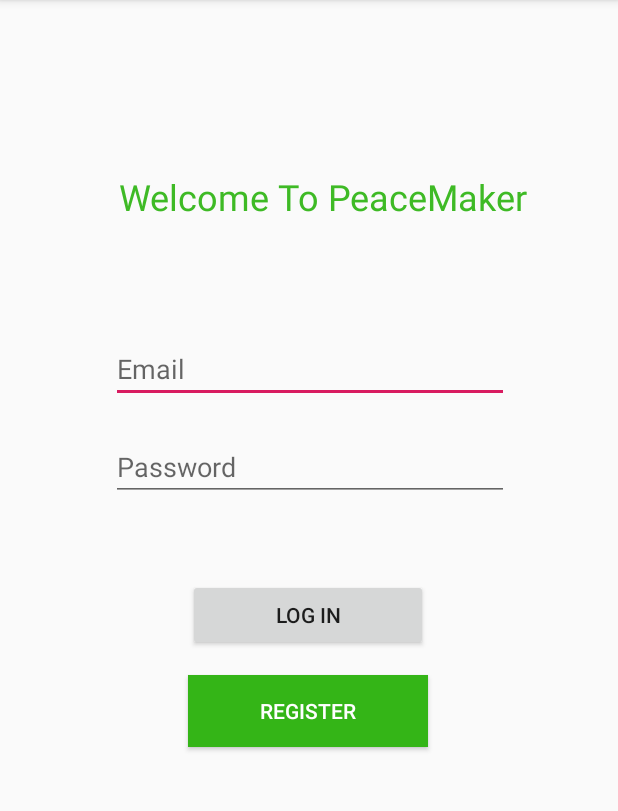
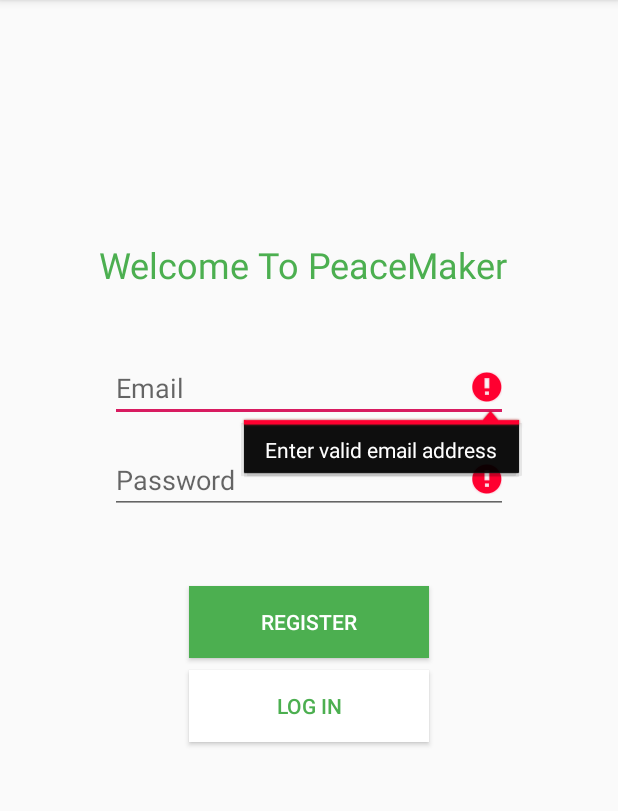
Before and after one commit to 51bootcamp/HappyBugs, an Android app: the screen it shows after launch (SignInActivity), after a tap on "LOG IN", on a phone screen of 412 x 824 dp, the part 84-895 px from its top. Run offline under Robolectric (Android 15) with nearby library versions, the phone set to English and light mode, and no system bars.

Commit message:
Issue #58: Create validate feature in Sign-In

```diff
--- /dev/null
+++ b/Frontend/app/src/main/java/io/happybugs/happybugs/APIInterface/APIInterface.java
@@ -0,0 +1,18 @@
+package io.happybugs.happybugs.APIInterface;
+
+import org.json.simple.JSONObject;
+
+import okhttp3.ResponseBody;
+import retrofit2.Call;
+import retrofit2.http.Body;
+import retrofit2.http.GET;
+import retrofit2.http.POST;
+import retrofit2.http.Query;
+
+public interface APIInterface {
+    @GET("api/v1/user/signin/")
+    Call<ResponseBody> signin(@Query("email") String email, @Query("password") String password);
+
+    @POST("api/v1/user/signup/")
+    Call<ResponseBody> signup(@Body JSONObject userData);
+}
--- a/Frontend/app/src/main/java/io/happybugs/happybugs/SignInActivity.java
+++ /dev/null
@@ -1,40 +0,0 @@
-package io.happybugs.happybugs;
-
-import android.content.Intent;
-import android.support.v7.app.AppCompatActivity;
-import android.os.Bundle;
-import android.view.View;
-import android.widget.Button;
-
-public class SignInActivity extends AppCompatActivity {
-
-    private Button btnSignUp;
-    private Button btnSignIn;
-
-    @Override
-    protected void onCreate(Bundle savedInstanceState) {
-        super.onCreate(savedInstanceState);
-        setContentView(R.layout.activity_sign_in);
-
-        btnSignIn = (Button) findViewById(R.id.btnSignin);
-        btnSignIn.setOnClickListener(new View.OnClickListener() {
-            @Override
-            public void onClick(View v){
-                //TODO(Jelldo): open HomeActivity if get success
-            }
-        });
-
-        btnSignUp = (Button) findViewById(R.id.btnGotoSignUp);
-        btnSignUp.setOnClickListener(new View.OnClickListener() {
-            @Override
-            public void onClick(View v) {
-                openSignUpActivity();
-            }
-        });
-    }
-
-    public void openSignUpActivity() {
-        Intent signupIntent = new Intent(this, SignUpActivity.class);
-        startActivity(signupIntent);
-    }
-}
--- a/Frontend/app/src/main/java/io/happybugs/happybugs/MainActivity.java
+++ b/Frontend/app/src/main/java/io/happybugs/happybugs/activity/MainActivity.java
@@ -1,4 +1,4 @@
-package io.happybugs.happybugs;
+package io.happybugs.happybugs.activity;
 
 import android.os.Bundle;
 import android.support.annotation.NonNull;
@@ -14,6 +14,8 @@
 import android.support.v7.widget.Toolbar;
 import android.view.Menu;
 import android.view.MenuItem;
+
+import io.happybugs.happybugs.R;
 
 public class MainActivity extends AppCompatActivity
         implements NavigationView.OnNavigationItemSelectedListener {
--- /dev/null
+++ b/Frontend/app/src/main/java/io/happybugs/happybugs/activity/SignInActivity.java
@@ -0,0 +1,128 @@
+package io.happybugs.happybugs.activity;
+
+import android.content.Context;
+import android.content.Intent;
+import android.support.v7.app.AppCompatActivity;
+import android.os.Bundle;
+import android.util.Patterns;
+import android.view.View;
+import android.widget.Button;
+import android.widget.EditText;
+import android.widget.Toast;
+
+import io.happybugs.happybugs.APIInterface.APIInterface;
+import io.happybugs.happybugs.R;
+import io.happybugs.happybugs.network.RetrofitInstance;
+import okhttp3.ResponseBody;
+import retrofit2.Call;
+import retrofit2.Callback;
+import retrofit2.Response;
+import retrofit2.Retrofit;
+
+public class SignInActivity extends AppCompatActivity {
+
+    private Context curContext;
+    private Button btnOpenSignUp;
+    private Button btnStartSignIn;
+    private EditText etUserEmail;
+    private EditText etUserPwd;
+
+    @Override
+    protected void onCreate(Bundle savedInstanceState) {
+        super.onCreate(savedInstanceState);
+        setContentView(R.layout.activity_sign_in);
+        curContext = this;
+
+        etUserEmail = (EditText) findViewById(R.id.editText_userEmail);
+        etUserPwd = (EditText) findViewById(R.id.editText_userPwd);
+        btnStartSignIn = (Button) findViewById(R.id.button_SignIn);
+        btnOpenSignUp = (Button) findViewById(R.id.button_OpenSignUp);
+
+        btnStartSignIn.setOnClickListener(new View.OnClickListener() {
+            @Override
+            public void onClick(View v) {
+                //TODO(Jelldo): make counter for preventing multiple login attempts
+                //Will be defined in Backend
+                startSignIn();
+            }
+        });
+
+        btnOpenSignUp.setOnClickListener(new View.OnClickListener() {
+            @Override
+            public void onClick(View v) {
+                startActivity(new Intent(curContext, SignUpActivity.class));
+            }
+        });
+    }
+
+    public void startSignIn() {
+        if (!isValidSignInForm()) {
+            Toast.makeText(getBaseContext(), "Login Failed", Toast.LENGTH_LONG).show();
+            btnStartSignIn.setEnabled(true);
+            return;
+        }
+        btnStartSignIn.setEnabled(false);
+
+        String userEmail = etUserEmail.getText().toString();
+        String userPwd = etUserPwd.getText().toString();
+
+        Retrofit rfInstance = RetrofitInstance.getInstance();
+        APIInterface service = rfInstance.create(APIInterface.class);
+
+        Call<ResponseBody> requestSignIn = service.signin(userEmail, userPwd);
+        requestSignIn.enqueue(new Callback<ResponseBody>() {
+            @Override
+            public void onResponse(Call<ResponseBody> call, Response<ResponseBody> response) {
+                //TODO(Jelldo): Need an improvement
+                //Response<ResponseBody> rb = response;
+                Toast.makeText(getBaseContext(), "Login success", Toast.LENGTH_LONG).show();
+
+                //TODO(Jelldo): get the response and show a status message
+                //TODO(Jelldo): add progressbar, make async
+                final int DELAY_MILLIS = 3000;
+                new android.os.Handler().postDelayed(
+                        new Runnable() {
+                            @Override
+                            public void run() {
+                                //TODO(Jelldo): need to change into HomeActivity
+                                startActivity(new Intent(curContext, MainActivity.class));
+                                //finish();
+                                //dismiss dialogs, close cursors, close search dialogs
+                            }
+                        }, DELAY_MILLIS);
+            }
+
+            @Override
+            public void onFailure(Call<ResponseBody> call, Throwable t) {
+                //Network Failure
+                Toast.makeText(getBaseContext(), "Login failed due to network error", Toast.LENGTH_LONG).show();
+            }
+        });
+    }
+
+    public void onBackPressed() {
+        moveTaskToBack(true);
+    }
+
+    public boolean isValidSignInForm() {
+        boolean isValid = true;
+
+        String userEmail = etUserEmail.getText().toString();
+        String userPwd = etUserPwd.getText().toString();
+
+        if (userEmail.isEmpty() || !Patterns.EMAIL_ADDRESS.matcher(userEmail).matches()) {
+            etUserEmail.setError("Enter valid email address");
+            isValid = false;
+        } else {
+            etUserEmail.setError(null);
+        }
+
+        if (userPwd.isEmpty() || userPwd.length() < 8) {
+            etUserPwd.setError("Longer than alphanumeric characters");
+            isValid = false;
+        } else {
+            etUserPwd.setError(null);
+        }
+        return isValid;
+    }
+}
--- a/Frontend/app/src/main/res/layout/activity_sign_in.xml
+++ b/Frontend/app/src/main/res/layout/activity_sign_in.xml
@@ -4,27 +4,25 @@
     xmlns:tools="http://schemas.android.com/tools"
     android:layout_width="match_parent"
     android:layout_height="match_parent"
-    tools:context=".SignInActivity">
+    tools:context=".activity.SignInActivity">
 
     <TextView
         android:id="@+id/txt_welcome"
         android:layout_width="280dp"
         android:layout_height="36dp"
+        android:layout_marginTop="160dp"
         android:text="@string/text_welcome"
-        android:textColor="#3eba25"
+        android:textColor="#4caf50"
         android:textColorLink="@color/colorAccent"
         android:textSize="24sp"
-        app:layout_constraintBottom_toBottomOf="parent"
         app:layout_constraintEnd_toEndOf="parent"
-        app:layout_constraintHorizontal_bias="0.6"
         app:layout_constraintLeft_toLeftOf="parent"
         app:layout_constraintRight_toRightOf="parent"
         app:layout_constraintStart_toStartOf="parent"
-        app:layout_constraintTop_toTopOf="parent"
-        app:layout_constraintVertical_bias="0.157" />
+        app:layout_constraintTop_toTopOf="parent" />
 
     <EditText
-        android:id="@+id/et_login_email"
+        android:id="@+id/editText_userEmail"
         android:layout_width="265dp"
         android:layout_height="wrap_content"
         android:layout_marginStart="8dp"
@@ -32,63 +30,58 @@
         android:layout_marginTop="40dp"
         android:layout_marginEnd="8dp"
         android:layout_marginRight="8dp"
-        android:layout_marginBottom="8dp"
         android:ems="10"
         android:hint="@string/text_email"
         android:inputType="textEmailAddress"
-        app:layout_constraintBottom_toBottomOf="parent"
         app:layout_constraintEnd_toEndOf="parent"
-        app:layout_constraintHorizontal_bias="0.506"
         app:layout_constraintStart_toStartOf="parent"
-        app:layout_constraintTop_toBottomOf="@+id/txt_welcome"
-        app:layout_constraintVertical_bias="0.062" />
+        app:layout_constraintTop_toBottomOf="@+id/txt_welcome" />
 
     <EditText
-        android:id="@+id/et_login_pw"
+        android:id="@+id/editText_userPwd"
         android:layout_width="265dp"
         android:layout_height="wrap_content"
         android:layout_marginStart="8dp"
         android:layout_marginLeft="8dp"
-        android:layout_marginTop="20dp"
+        android:layout_marginTop="16dp"
         android:layout_marginEnd="8dp"
         android:layout_marginRight="8dp"
-        android:layout_marginBottom="8dp"
         android:ems="10"
         android:hint="@string/text_password"
         android:inputType="textPassword"
-        app:layout_constraintBottom_toBottomOf="parent"
         app:layout_constraintEnd_toEndOf="parent"
-        app:layout_constraintHorizontal_bias="0.506"
         app:layout_constraintStart_toStartOf="parent"
-        app:layout_constraintTop_toBottomOf="@+id/et_login_email"
-        app:layout_constraintVertical_bias="0.0" />
+        app:layout_constraintTop_toBottomOf="@+id/editText_userEmail" />
 
     <Button
-        android:id="@+id/btnSignin"
+        android:id="@+id/button_SignIn"
         android:layout_width="160dp"
         android:layout_height="wrap_content"
         android:layout_marginStart="16dp"
         android:layout_marginLeft="16dp"
-        android:layout_marginTop="52dp"
+        android:layout_marginTop="8dp"
         android:layout_marginEnd="16dp"
         android:layout_marginRight="16dp"
+        android:layout_marginBottom="8dp"
+        android:background="@color/white"
         android:text="@string/text_login"
+        android:textColor="#4caf50"
+        app:layout_constraintBottom_toBottomOf="parent"
         app:layout_constraintEnd_toEndOf="parent"
-        app:layout_constraintHorizontal_bias="0.497"
         app:layout_constraintStart_toStartOf="parent"
-        app:layout_constraintTop_toBottomOf="@+id/et_login_pw" />
+        app:layout_constraintTop_toBottomOf="@+id/button_OpenSignUp"
+        app:layout_constraintVertical_bias="0.0" />
 
     <Button
-        android:id="@+id/btnGotoSignUp"
+        android:id="@+id/button_OpenSignUp"
         android:layout_width="160dp"
         android:layout_height="wrap_content"
-        android:layout_marginTop="16dp"
-        android:background="#34b517"
+        android:layout_marginTop="48dp"
+        android:background="#4caf50"
         android:text="@string/text_signup"
         android:textColor="@android:color/background_light"
         app:layout_constraintEnd_toEndOf="parent"
-        app:layout_constraintHorizontal_bias="0.498"
         app:layout_constraintStart_toStartOf="parent"
-        app:layout_constraintTop_toBottomOf="@+id/btnSignin" />
+        app:layout_constraintTop_toBottomOf="@+id/editText_userPwd" />
 
 </android.support.constraint.ConstraintLayout>
--- a/Frontend/app/src/main/res/layout/app_bar_main.xml
+++ b/Frontend/app/src/main/res/layout/app_bar_main.xml
@@ -4,7 +4,7 @@
     xmlns:tools="http://schemas.android.com/tools"
     android:layout_width="match_parent"
     android:layout_height="match_parent"
-    tools:context=".MainActivity">
+    tools:context=".activity.MainActivity">
 
     <android.support.design.widget.AppBarLayout
         android:layout_width="match_parent"
--- a/Frontend/app/src/main/res/layout/content_main.xml
+++ b/Frontend/app/src/main/res/layout/content_main.xml
@@ -5,7 +5,7 @@
     android:layout_width="match_parent"
     android:layout_height="match_parent"
     app:layout_behavior="@string/appbar_scrolling_view_behavior"
-    tools:context=".MainActivity"
+    tools:context=".activity.MainActivity"
     tools:showIn="@layout/app_bar_main">
 
     <android.support.design.widget.BottomNavigationView
```
Also changed, not shown: Frontend/app/build.gradle (+7 -0 lines), Frontend/app/src/main/AndroidManifest.xml (+7 -5 lines), Frontend/app/src/main/java/io/happybugs/happybugs/SignUpActivity.java (deleted, +0 -46 lines), Frontend/app/src/main/java/io/happybugs/happybugs/activity/SignUpActivity.java (added, +90 -0 lines), Frontend/app/src/main/java/io/happybugs/happybugs/network/RetrofitInstance.java (added, +33 -0 lines).
